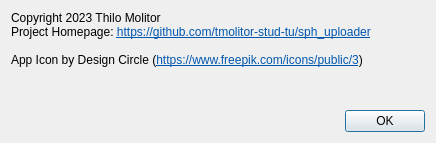
Qt form src/ui/about_dialog.ui (tmolitor-stud-tu/sph_uploader) before a commit.
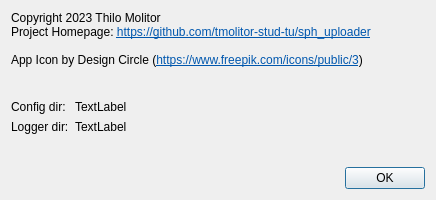
The same form after that commit.

Commit message: Add config and logger paths to about window

```diff
--- a/src/ui/about_dialog.ui
+++ b/src/ui/about_dialog.ui
@@ -7,7 +7,7 @@
     <x>0</x>
     <y>0</y>
     <width>436</width>
-    <height>143</height>
+    <height>200</height>
    </rect>
   </property>
   <property name="sizePolicy">
@@ -31,8 +31,8 @@
   <property name="windowTitle">
    <string>About</string>
   </property>
-  <layout class="QVBoxLayout" name="verticalLayout">
-   <item>
+  <layout class="QFormLayout" name="formLayout">
+   <item row="0" column="0" colspan="2">
     <widget class="QLabel" name="label">
      <property name="text">
       <string>&lt;html&gt;&lt;head/&gt;&lt;body&gt;&lt;p&gt;Copyright 2023 Thilo Molitor &lt;br/&gt;Project Homepage: &lt;a href=&quot;https://github.com/tmolitor-stud-tu/sph_uploader&quot;&gt;&lt;span style=&quot; text-decoration: underline; color:#0057ae;&quot;&gt;https://github.com/tmolitor-stud-tu/sph_uploader&lt;/span&gt;&lt;/a&gt;&lt;br/&gt;&lt;br/&gt;App Icon by Design Circle (&lt;a href=&quot;https://www.freepik.com/icons/public/3&quot;&gt;&lt;span style=&quot; text-decoration: underline; color:#0057ae;&quot;&gt;https://www.freepik.com/icons/public/3&lt;/span&gt;&lt;/a&gt;)&lt;/p&gt;&lt;/body&gt;&lt;/html&gt;</string>
@@ -48,11 +48,14 @@
      </property>
     </widget>
    </item>
-   <item>
+   <item row="2" column="1">
     <spacer name="verticalSpacer">
      <property name="orientation">
       <enum>Qt::Vertical</enum>
      </property>
+     <property name="sizeType">
+      <enum>QSizePolicy::Maximum</enum>
+     </property>
      <property name="sizeHint" stdset="0">
       <size>
        <width>20</width>
@@ -61,7 +64,41 @@
      </property>
     </spacer>
    </item>
-   <item>
+   <item row="3" column="0">
+    <widget class="QLabel" name="label_2">
+     <property name="text">
+      <string>Config dir:</string>
+     </property>
+    </widget>
+   </item>
+   <item row="3" column="1">
+    <widget class="QLabel" name="uiLabel_configDir">
+     <property name="text">
+      <string>TextLabel</string>
+     </property>
+     <property name="textInteractionFlags">
+      <set>Qt::TextSelectableByKeyboard|Qt::TextSelectableByMouse</set>
+     </property>
+    </widget>
+   </item>
+   <item row="4" column="0">
+    <widget class="QLabel" name="label_3">
+     <property name="text">
+      <string>Logger dir:</string>
+     </property>
+    </widget>
+   </item>
+   <item row="4" column="1">
+    <widget class="QLabel" name="uiLabel_loggerDir">
+     <property name="text">
+      <string>TextLabel</string>
+     </property>
+     <property name="textInteractionFlags">
+      <set>Qt::TextSelectableByKeyboard|Qt::TextSelectableByMouse</set>
+     </property>
+    </widget>
+   </item>
+   <item row="6" column="1">
     <widget class="QDialogButtonBox" name="buttonBox">
      <property name="orientation">
       <enum>Qt::Horizontal</enum>
@@ -71,6 +108,22 @@
      </property>
     </widget>
    </item>
+   <item row="5" column="1">
+    <spacer name="verticalSpacer_2">
+     <property name="orientation">
+      <enum>Qt::Vertical</enum>
+     </property>
+     <property name="sizeType">
+      <enum>QSizePolicy::Preferred</enum>
+     </property>
+     <property name="sizeHint" stdset="0">
+      <size>
+       <width>20</width>
+       <height>40</height>
+      </size>
+     </property>
+    </spacer>
+   </item>
   </layout>
  </widget>
  <resources/>
```
The commit also changes 1 other file.
